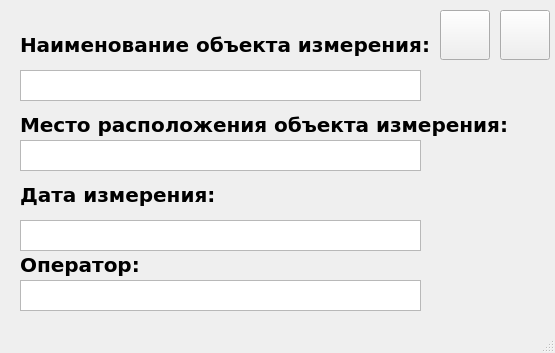
First picture: the form in secondUI.ui, repository kozlov174/raspberry_app, before the edit.
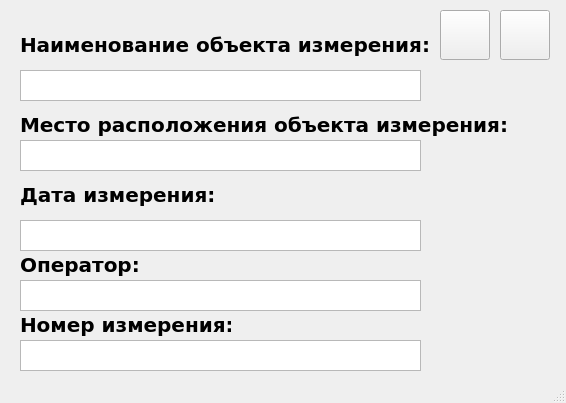
Second picture: the form after the edit. Icons and pictures are not drawn.

Commit message: prepare metadata and update positions of volts

The edit to the form file:
```diff
--- a/secondUI.ui
+++ b/secondUI.ui
@@ -6,8 +6,8 @@
    <rect>
     <x>0</x>
     <y>0</y>
-    <width>555</width>
-    <height>353</height>
+    <width>566</width>
+    <height>403</height>
    </rect>
   </property>
   <property name="windowTitle">
@@ -188,6 +188,40 @@
      <string/>
     </property>
    </widget>
+   <widget class="QLabel" name="label_5">
+    <property name="geometry">
+     <rect>
+      <x>20</x>
+      <y>300</y>
+      <width>211</width>
+      <height>51</height>
+     </rect>
+    </property>
+    <property name="font">
+     <font>
+      <family>Verdana</family>
+      <pointsize>15</pointsize>
+      <weight>75</weight>
+      <bold>true</bold>
+     </font>
+    </property>
+    <property name="text">
+     <string>Номер измерения:</string>
+    </property>
+    <property name="textFormat">
+     <enum>Qt::RichText</enum>
+    </property>
+   </widget>
+   <widget class="QTextEdit" name="number_measurment">
+    <property name="geometry">
+     <rect>
+      <x>20</x>
+      <y>340</y>
+      <width>401</width>
+      <height>31</height>
+     </rect>
+    </property>
+   </widget>
   </widget>
   <widget class="QStatusBar" name="statusbar"/>
  </widget>
```
The commit also changes 2 other files.
